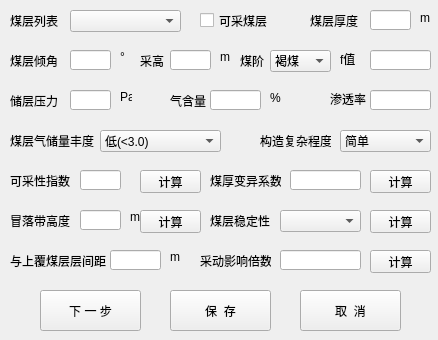
Qt form python/cbm/uifiles/coal_param_dlg.ui (wyrover/cbm) before a commit.
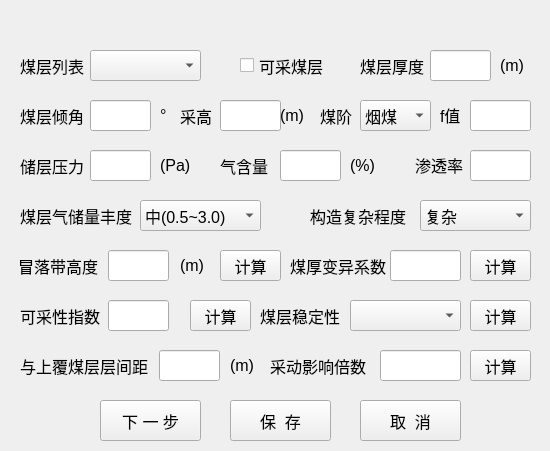
The same form after that commit. Icons and pictures are not drawn.

```diff
--- a/python/cbm/uifiles/coal_param_dlg.ui
+++ b/python/cbm/uifiles/coal_param_dlg.ui
@@ -6,10 +6,15 @@
    <rect>
     <x>0</x>
     <y>0</y>
-    <width>438</width>
-    <height>340</height>
+    <width>550</width>
+    <height>451</height>
    </rect>
   </property>
+  <property name="font">
+   <font>
+    <pointsize>12</pointsize>
+   </font>
+  </property>
   <property name="windowTitle">
    <string>请输入目标矿井的煤层信息</string>
   </property>
@@ -17,62 +22,321 @@
    <iconset resource="../usecad.qrc">
     <normaloff>:/images/cbm.ico</normaloff>:/images/cbm.ico</iconset>
   </property>
+  <widget class="QWidget" name="widget_main" native="true">
+   <property name="geometry">
+    <rect>
+     <x>0</x>
+     <y>30</y>
+     <width>551</width>
+     <height>421</height>
+    </rect>
+   </property>
+   <widget class="QPushButton" name="var_coeff_cacl">
+    <property name="geometry">
+     <rect>
+      <x>470</x>
+      <y>220</y>
+      <width>61</width>
+      <height>31</height>
+     </rect>
+    </property>
+    <property name="text">
+     <string>计算</string>
+    </property>
+   </widget>
+   <widget class="QComboBox" name="rank">
+    <property name="geometry">
+     <rect>
+      <x>360</x>
+      <y>70</y>
+      <width>71</width>
+      <height>31</height>
+     </rect>
+    </property>
+    <item>
+     <property name="text">
+      <string>烟煤</string>
+     </property>
+    </item>
+    <item>
+     <property name="text">
+      <string>褐煤</string>
+     </property>
+    </item>
+    <item>
+     <property name="text">
+      <string>无烟煤</string>
+     </property>
+    </item>
+   </widget>
+   <widget class="QLineEdit" name="dip_angle">
+    <property name="geometry">
+     <rect>
+      <x>90</x>
+      <y>70</y>
+      <width>61</width>
+      <height>31</height>
+     </rect>
+    </property>
+   </widget>
+   <widget class="QPushButton" name="influence_factor_cacl">
+    <property name="geometry">
+     <rect>
+      <x>470</x>
+      <y>320</y>
+      <width>61</width>
+      <height>31</height>
+     </rect>
+    </property>
+    <property name="text">
+     <string>计算</string>
+    </property>
+   </widget>
   <widget class="QLineEdit" name="layer_gap">
    <property name="geometry">
     <rect>
-     <x>110</x>
-     <y>250</y>
-     <width>51</width>
-     <height>20</height>
+      <x>159</x>
+      <y>320</y>
+      <width>61</width>
+      <height>31</height>
     </rect>
    </property>
   </widget>
-  <widget class="QLabel" name="label_7">
+   <widget class="QLabel" name="label">
    <property name="geometry">
     <rect>
-     <x>420</x>
-     <y>10</y>
-     <width>16</width>
-     <height>16</height>
+      <x>20</x>
+      <y>20</y>
+      <width>71</width>
+      <height>31</height>
     </rect>
    </property>
    <property name="text">
-    <string>&lt;html&gt;&lt;head/&gt;&lt;body&gt;&lt;p&gt;m&lt;/p&gt;&lt;/body&gt;&lt;/html&gt;</string>
+     <string>煤层列表</string>
+    </property>
+   </widget>
+   <widget class="QLabel" name="label_15">
+    <property name="geometry">
+     <rect>
+      <x>350</x>
+      <y>120</y>
+      <width>31</width>
+      <height>31</height>
+     </rect>
+    </property>
+    <property name="text">
+     <string>&lt;html&gt;&lt;head/&gt;&lt;body&gt;&lt;p&gt;(%)&lt;/p&gt;&lt;/body&gt;&lt;/html&gt;</string>
+    </property>
+   </widget>
+   <widget class="QLabel" name="label_39">
+    <property name="geometry">
+     <rect>
+      <x>180</x>
+      <y>220</y>
+      <width>31</width>
+      <height>31</height>
+     </rect>
+    </property>
+    <property name="text">
+     <string>&lt;html&gt;&lt;head/&gt;&lt;body&gt;&lt;p&gt;(m)&lt;/p&gt;&lt;/body&gt;&lt;/html&gt;</string>
+    </property>
+   </widget>
+   <widget class="QLabel" name="label_12">
+    <property name="geometry">
+     <rect>
+      <x>280</x>
+      <y>70</y>
+      <width>31</width>
+      <height>31</height>
+     </rect>
+    </property>
+    <property name="text">
+     <string>&lt;html&gt;&lt;head/&gt;&lt;body&gt;&lt;p&gt;(m)&lt;/p&gt;&lt;/body&gt;&lt;/html&gt;</string>
    </property>
   </widget>
   <widget class="QLabel" name="label_34">
    <property name="geometry">
     <rect>
-     <x>260</x>
-     <y>130</y>
-     <width>71</width>
-     <height>21</height>
+      <x>310</x>
+      <y>170</y>
+      <width>111</width>
+      <height>31</height>
     </rect>
    </property>
    <property name="text">
     <string>构造复杂程度</string>
    </property>
   </widget>
+   <widget class="QPushButton" name="cancel">
+    <property name="geometry">
+     <rect>
+      <x>360</x>
+      <y>370</y>
+      <width>101</width>
+      <height>41</height>
+     </rect>
+    </property>
+    <property name="text">
+     <string>取  消</string>
+    </property>
+   </widget>
+   <widget class="QPushButton" name="stability_cacl">
+    <property name="geometry">
+     <rect>
+      <x>470</x>
+      <y>270</y>
+      <width>61</width>
+      <height>31</height>
+     </rect>
+    </property>
+    <property name="text">
+     <string>计算</string>
+    </property>
+   </widget>
+   <widget class="QLabel" name="label_7">
+    <property name="geometry">
+     <rect>
+      <x>500</x>
+      <y>20</y>
+      <width>31</width>
+      <height>31</height>
+     </rect>
+    </property>
+    <property name="text">
+     <string>&lt;html&gt;&lt;head/&gt;&lt;body&gt;&lt;p&gt;(m)&lt;/p&gt;&lt;/body&gt;&lt;/html&gt;</string>
+    </property>
+   </widget>
+   <widget class="QPushButton" name="save">
+    <property name="geometry">
+     <rect>
+      <x>230</x>
+      <y>370</y>
+      <width>101</width>
+      <height>41</height>
+     </rect>
+    </property>
+    <property name="text">
+     <string>保  存</string>
+    </property>
+   </widget>
+   <widget class="QLabel" name="label_18">
+    <property name="geometry">
+     <rect>
+      <x>160</x>
+      <y>120</y>
+      <width>41</width>
+      <height>31</height>
+     </rect>
+    </property>
+    <property name="text">
+     <string>&lt;html&gt;&lt;head/&gt;&lt;body&gt;&lt;p&gt;(Pa)&lt;/p&gt;&lt;/body&gt;&lt;/html&gt;</string>
+    </property>
+   </widget>
+   <widget class="QLabel" name="label_42">
+    <property name="geometry">
+     <rect>
+      <x>230</x>
+      <y>320</y>
+      <width>41</width>
+      <height>31</height>
+     </rect>
+    </property>
+    <property name="text">
+     <string>&lt;html&gt;&lt;head/&gt;&lt;body&gt;&lt;p&gt;(m)&lt;/p&gt;&lt;/body&gt;&lt;/html&gt;</string>
+    </property>
+   </widget>
   <widget class="QLabel" name="label_37">
    <property name="geometry">
     <rect>
-     <x>10</x>
-     <y>210</y>
-     <width>61</width>
-     <height>21</height>
+      <x>18</x>
+      <y>220</y>
+      <width>91</width>
+      <height>31</height>
     </rect>
    </property>
    <property name="text">
     <string>冒落带高度</string>
    </property>
   </widget>
+   <widget class="QPushButton" name="mine_index_cacl">
+    <property name="geometry">
+     <rect>
+      <x>190</x>
+      <y>270</y>
+      <width>61</width>
+      <height>31</height>
+     </rect>
+    </property>
+    <property name="text">
+     <string>计算</string>
+    </property>
+   </widget>
+   <widget class="QLabel" name="label_14">
+    <property name="geometry">
+     <rect>
+      <x>415</x>
+      <y>120</y>
+      <width>61</width>
+      <height>31</height>
+     </rect>
+    </property>
+    <property name="text">
+     <string>&lt;html&gt;&lt;head/&gt;&lt;body&gt;&lt;p&gt;渗透率&lt;/p&gt;&lt;/body&gt;&lt;/html&gt;</string>
+    </property>
+   </widget>
+   <widget class="QLineEdit" name="f_value">
+    <property name="geometry">
+     <rect>
+      <x>470</x>
+      <y>70</y>
+      <width>61</width>
+      <height>31</height>
+     </rect>
+    </property>
+   </widget>
+   <widget class="QComboBox" name="coal">
+    <property name="geometry">
+     <rect>
+      <x>90</x>
+      <y>20</y>
+      <width>111</width>
+      <height>31</height>
+     </rect>
+    </property>
+   </widget>
+   <widget class="QLabel" name="label_13">
+    <property name="geometry">
+     <rect>
+      <x>320</x>
+      <y>70</y>
+      <width>41</width>
+      <height>31</height>
+     </rect>
+    </property>
+    <property name="text">
+     <string>煤阶</string>
+    </property>
+   </widget>
+   <widget class="QLabel" name="label_40">
+    <property name="geometry">
+     <rect>
+      <x>20</x>
+      <y>320</y>
+      <width>141</width>
+      <height>31</height>
+     </rect>
+    </property>
+    <property name="text">
+     <string>与上覆煤层层间距</string>
+    </property>
+   </widget>
   <widget class="QComboBox" name="stability">
    <property name="geometry">
     <rect>
-     <x>280</x>
-     <y>210</y>
-     <width>81</width>
-     <height>22</height>
+      <x>350</x>
+      <y>270</y>
+      <width>111</width>
+      <height>31</height>
     </rect>
    </property>
    <item>
@@ -101,262 +365,209 @@
     </property>
    </item>
   </widget>
-  <widget class="QLabel" name="label_42">
+   <widget class="QLabel" name="label_35">
    <property name="geometry">
     <rect>
-     <x>170</x>
-     <y>250</y>
-     <width>12</width>
-     <height>14</height>
+      <x>20</x>
+      <y>270</y>
+      <width>91</width>
+      <height>31</height>
     </rect>
    </property>
    <property name="text">
-    <string>&lt;html&gt;&lt;head/&gt;&lt;body&gt;&lt;p&gt;m&lt;/p&gt;&lt;/body&gt;&lt;/html&gt;</string>
-   </property>
-  </widget>
-  <widget class="QPushButton" name="mine_index_cacl">
+     <string>可采性指数</string>
+    </property>
+   </widget>
+   <widget class="QLineEdit" name="gas_content">
    <property name="geometry">
     <rect>
-     <x>140</x>
-     <y>170</y>
+      <x>280</x>
+      <y>120</y>
      <width>61</width>
-     <height>23</height>
-    </rect>
-   </property>
-   <property name="text">
-    <string>计算</string>
-   </property>
-  </widget>
-  <widget class="QLabel" name="label_40">
+      <height>31</height>
+     </rect>
+    </property>
+   </widget>
+   <widget class="QLabel" name="label_11">
    <property name="geometry">
     <rect>
-     <x>10</x>
-     <y>250</y>
-     <width>101</width>
-     <height>21</height>
+      <x>180</x>
+      <y>70</y>
+      <width>41</width>
+      <height>31</height>
     </rect>
    </property>
    <property name="text">
-    <string>与上覆煤层层间距</string>
-   </property>
-  </widget>
-  <widget class="QLabel" name="label_9">
+     <string>采高</string>
+    </property>
+   </widget>
+   <widget class="QLabel" name="label_16">
    <property name="geometry">
     <rect>
-     <x>120</x>
-     <y>50</y>
-     <width>12</width>
-     <height>14</height>
+      <x>220</x>
+      <y>120</y>
+      <width>61</width>
+      <height>31</height>
     </rect>
    </property>
    <property name="text">
-    <string>&lt;html&gt;&lt;head/&gt;&lt;body&gt;&lt;p&gt;°&lt;/p&gt;&lt;/body&gt;&lt;/html&gt;</string>
-   </property>
-  </widget>
-  <widget class="QPushButton" name="stability_cacl">
+     <string>气含量</string>
+    </property>
+   </widget>
+   <widget class="QLineEdit" name="hw">
    <property name="geometry">
     <rect>
-     <x>370</x>
-     <y>210</y>
+      <x>220</x>
+      <y>70</y>
      <width>61</width>
-     <height>23</height>
-    </rect>
-   </property>
+      <height>31</height>
+     </rect>
+    </property>
+   </widget>
+   <widget class="QLabel" name="label_6">
+    <property name="geometry">
+     <rect>
+      <x>360</x>
+      <y>20</y>
+      <width>81</width>
+      <height>31</height>
+     </rect>
+    </property>
    <property name="text">
-    <string>计算</string>
+     <string>煤层厚度</string>
    </property>
   </widget>
   <widget class="QLineEdit" name="pressure">
    <property name="geometry">
     <rect>
-     <x>70</x>
-     <y>90</y>
-     <width>41</width>
-     <height>20</height>
+      <x>90</x>
+      <y>120</y>
+      <width>61</width>
+      <height>31</height>
     </rect>
    </property>
   </widget>
-  <widget class="QLabel" name="label_17">
-   <property name="geometry">
-    <rect>
-     <x>10</x>
-     <y>90</y>
-     <width>51</width>
-     <height>21</height>
-    </rect>
-   </property>
-   <property name="text">
-    <string>储层压力</string>
-   </property>
-  </widget>
   <widget class="QLabel" name="label_38">
    <property name="geometry">
     <rect>
-     <x>210</x>
-     <y>210</y>
-     <width>61</width>
-     <height>21</height>
+      <x>260</x>
+      <y>270</y>
+      <width>91</width>
+      <height>31</height>
     </rect>
    </property>
    <property name="text">
     <string>煤层稳定性</string>
    </property>
   </widget>
-  <widget class="QPushButton" name="czh_cacl">
+   <widget class="QLabel" name="label_33">
+    <property name="geometry">
+     <rect>
+      <x>20</x>
+      <y>170</y>
+      <width>121</width>
+      <height>31</height>
+     </rect>
+    </property>
+    <property name="text">
+     <string>煤层气储量丰度</string>
+    </property>
+   </widget>
+   <widget class="QComboBox" name="res_abundance">
    <property name="geometry">
     <rect>
      <x>140</x>
-     <y>210</y>
-     <width>61</width>
-     <height>23</height>
-    </rect>
-   </property>
-   <property name="text">
-    <string>计算</string>
-   </property>
-  </widget>
-  <widget class="QLabel" name="label_15">
-   <property name="geometry">
-    <rect>
-     <x>270</x>
-     <y>90</y>
-     <width>16</width>
-     <height>16</height>
-    </rect>
-   </property>
-   <property name="text">
-    <string>&lt;html&gt;&lt;head/&gt;&lt;body&gt;&lt;p&gt;%&lt;/p&gt;&lt;/body&gt;&lt;/html&gt;</string>
-   </property>
-  </widget>
-  <widget class="QLabel" name="label_6">
-   <property name="geometry">
-    <rect>
-     <x>310</x>
-     <y>10</y>
-     <width>51</width>
-     <height>21</height>
-    </rect>
-   </property>
-   <property name="text">
-    <string>煤层厚度</string>
-   </property>
-  </widget>
-  <widget class="QLineEdit" name="var_coeff">
-   <property name="geometry">
-    <rect>
-     <x>290</x>
      <y>170</y>
-     <width>71</width>
-     <height>20</height>
-    </rect>
+      <width>121</width>
+      <height>31</height>
+     </rect>
+    </property>
+    <item>
+     <property name="text">
+      <string>中(0.5~3.0)</string>
+     </property>
+    </item>
+    <item>
+     <property name="text">
+      <string>高(&gt;3.0)</string>
+     </property>
+    </item>
+    <item>
+     <property name="text">
+      <string>低(&lt;3.0)</string>
+     </property>
+    </item>
+   </widget>
+   <widget class="QPushButton" name="next">
+    <property name="geometry">
+     <rect>
+      <x>100</x>
+      <y>370</y>
+      <width>101</width>
+      <height>41</height>
+     </rect>
+    </property>
+    <property name="text">
+     <string>下 一 步</string>
    </property>
   </widget>
   <widget class="QCheckBox" name="minable">
    <property name="geometry">
     <rect>
-     <x>200</x>
-     <y>10</y>
-     <width>71</width>
-     <height>21</height>
+      <x>240</x>
+      <y>20</y>
+      <width>101</width>
+      <height>31</height>
     </rect>
    </property>
    <property name="text">
     <string>可采煤层</string>
    </property>
   </widget>
-  <widget class="QLineEdit" name="hw">
+   <widget class="QLabel" name="label_9">
    <property name="geometry">
     <rect>
-     <x>170</x>
-     <y>50</y>
-     <width>41</width>
-     <height>20</height>
-    </rect>
-   </property>
-  </widget>
-  <widget class="QPushButton" name="influence_factor_cacl">
-   <property name="geometry">
-    <rect>
-     <x>370</x>
-     <y>250</y>
-     <width>61</width>
-     <height>23</height>
-    </rect>
-   </property>
-   <property name="text">
-    <string>计算</string>
-   </property>
-  </widget>
-  <widget class="QLineEdit" name="caving_zone_height">
-   <property name="geometry">
-    <rect>
-     <x>80</x>
-     <y>210</y>
-     <width>41</width>
-     <height>20</height>
-    </rect>
-   </property>
-  </widget>
-  <widget class="QLabel" name="label_16">
-   <property name="geometry">
-    <rect>
-     <x>170</x>
-     <y>90</y>
-     <width>41</width>
-     <height>21</height>
-    </rect>
-   </property>
-   <property name="text">
-    <string>气含量</string>
-   </property>
-  </widget>
-  <widget class="QLineEdit" name="dip_angle">
-   <property name="geometry">
-    <rect>
-     <x>70</x>
-     <y>50</y>
-     <width>41</width>
-     <height>20</height>
-    </rect>
-   </property>
-  </widget>
-  <widget class="QLabel" name="label_39">
-   <property name="geometry">
-    <rect>
-     <x>130</x>
-     <y>210</y>
-     <width>12</width>
-     <height>14</height>
-    </rect>
-   </property>
-   <property name="text">
-    <string>&lt;html&gt;&lt;head/&gt;&lt;body&gt;&lt;p&gt;m&lt;/p&gt;&lt;/body&gt;&lt;/html&gt;</string>
-   </property>
-  </widget>
-  <widget class="QLabel" name="label_18">
-   <property name="geometry">
-    <rect>
-     <x>120</x>
-     <y>90</y>
-     <width>12</width>
-     <height>14</height>
-    </rect>
-   </property>
-   <property name="text">
-    <string>&lt;html&gt;&lt;head/&gt;&lt;body&gt;&lt;p&gt;Pa&lt;/p&gt;&lt;/body&gt;&lt;/html&gt;</string>
-   </property>
-  </widget>
-  <widget class="QLabel" name="label_8">
-   <property name="geometry">
-    <rect>
-     <x>340</x>
-     <y>50</y>
+      <x>160</x>
+      <y>70</y>
      <width>21</width>
-     <height>16</height>
+      <height>31</height>
     </rect>
    </property>
    <property name="text">
-    <string>&lt;html&gt;&lt;head/&gt;&lt;body&gt;&lt;p&gt;f值&lt;/p&gt;&lt;/body&gt;&lt;/html&gt;</string>
+     <string>&lt;html&gt;&lt;head/&gt;&lt;body&gt;&lt;p&gt;°&lt;/p&gt;&lt;/body&gt;&lt;/html&gt;</string>
+    </property>
+   </widget>
+   <widget class="QPushButton" name="czh_cacl">
+    <property name="geometry">
+     <rect>
+      <x>220</x>
+      <y>220</y>
+      <width>61</width>
+      <height>31</height>
+     </rect>
+    </property>
+    <property name="text">
+     <string>计算</string>
+    </property>
+   </widget>
+   <widget class="QLineEdit" name="var_coeff">
+    <property name="geometry">
+     <rect>
+      <x>390</x>
+      <y>220</y>
+      <width>71</width>
+      <height>31</height>
+     </rect>
+    </property>
+   </widget>
+   <widget class="QLineEdit" name="gas_penetration">
+    <property name="geometry">
+     <rect>
+      <x>470</x>
+      <y>120</y>
+      <width>61</width>
+      <height>31</height>
+     </rect>
    </property>
   </widget>
   <widget class="QLineEdit" name="influence_factor">
@@ -365,68 +576,22 @@
    </property>
    <property name="geometry">
     <rect>
-     <x>280</x>
-     <y>250</y>
+      <x>380</x>
+      <y>320</y>
      <width>81</width>
-     <height>20</height>
+      <height>31</height>
     </rect>
    </property>
   </widget>
-  <widget class="QLineEdit" name="gas_content">
-   <property name="geometry">
-    <rect>
-     <x>210</x>
-     <y>90</y>
-     <width>51</width>
-     <height>20</height>
-    </rect>
-   </property>
-  </widget>
-  <widget class="QLabel" name="label_36">
-   <property name="geometry">
-    <rect>
-     <x>210</x>
-     <y>170</y>
-     <width>71</width>
-     <height>21</height>
-    </rect>
-   </property>
-   <property name="text">
-    <string>煤厚变异系数</string>
-   </property>
-  </widget>
-  <widget class="QLabel" name="label_11">
-   <property name="geometry">
-    <rect>
-     <x>140</x>
-     <y>50</y>
-     <width>31</width>
-     <height>21</height>
-    </rect>
-   </property>
-   <property name="text">
-    <string>采高</string>
-   </property>
-  </widget>
   <widget class="QComboBox" name="complexity">
    <property name="geometry">
     <rect>
-     <x>340</x>
-     <y>130</y>
-     <width>91</width>
-     <height>22</height>
-    </rect>
-   </property>
-   <item>
-    <property name="text">
-     <string>简单</string>
-    </property>
-   </item>
-   <item>
-    <property name="text">
-     <string>中等</string>
-    </property>
-   </item>
+      <x>420</x>
+      <y>170</y>
+      <width>111</width>
+      <height>31</height>
+     </rect>
+    </property>
    <item>
     <property name="text">
      <string>复杂</string>
@@ -437,262 +602,224 @@
      <string>极复杂</string>
     </property>
    </item>
-  </widget>
-  <widget class="QLabel" name="label_35">
+    <item>
+     <property name="text">
+      <string>中等</string>
+     </property>
+    </item>
+    <item>
+     <property name="text">
+      <string>简单</string>
+     </property>
+    </item>
+   </widget>
+   <widget class="QLabel" name="label_17">
    <property name="geometry">
     <rect>
-     <x>10</x>
-     <y>170</y>
-     <width>61</width>
-     <height>21</height>
+      <x>20</x>
+      <y>120</y>
+      <width>71</width>
+      <height>31</height>
     </rect>
    </property>
    <property name="text">
-    <string>可采性指数</string>
-   </property>
-  </widget>
-  <widget class="QLineEdit" name="f_value">
+     <string>储层压力</string>
+    </property>
+   </widget>
+   <widget class="QLineEdit" name="thick">
    <property name="geometry">
     <rect>
-     <x>370</x>
-     <y>50</y>
+      <x>430</x>
+      <y>20</y>
      <width>61</width>
-     <height>20</height>
+      <height>31</height>
     </rect>
    </property>
   </widget>
-  <widget class="QComboBox" name="rank">
+   <widget class="QLabel" name="label_41">
    <property name="geometry">
     <rect>
      <x>270</x>
-     <y>50</y>
+      <y>320</y>
+      <width>111</width>
+      <height>31</height>
+     </rect>
+    </property>
+    <property name="text">
+     <string>采动影响倍数</string>
+    </property>
+   </widget>
+   <widget class="QLineEdit" name="caving_zone_height">
+    <property name="geometry">
+     <rect>
+      <x>108</x>
+      <y>220</y>
      <width>61</width>
-     <height>22</height>
-    </rect>
-   </property>
-   <item>
-    <property name="text">
-     <string>褐煤</string>
-    </property>
-   </item>
-   <item>
-    <property name="text">
-     <string>烟煤</string>
-    </property>
-   </item>
-   <item>
-    <property name="text">
-     <string>无烟煤</string>
-    </property>
-   </item>
+      <height>31</height>
+     </rect>
+    </property>
   </widget>
   <widget class="QLineEdit" name="mine_index">
    <property name="geometry">
     <rect>
-     <x>80</x>
-     <y>170</y>
-     <width>41</width>
-     <height>20</height>
-    </rect>
-   </property>
-  </widget>
-  <widget class="QComboBox" name="res_abundance">
-   <property name="geometry">
-    <rect>
-     <x>100</x>
-     <y>130</y>
-     <width>121</width>
-     <height>22</height>
-    </rect>
-   </property>
-   <item>
-    <property name="text">
-     <string>低(&lt;3.0)</string>
-    </property>
-   </item>
-   <item>
-    <property name="text">
-     <string>中(0.5~3.0)</string>
-    </property>
-   </item>
-   <item>
-    <property name="text">
-     <string>高(&gt;3.0)</string>
-    </property>
-   </item>
-  </widget>
-  <widget class="QLabel" name="label_14">
-   <property name="geometry">
-    <rect>
-     <x>330</x>
-     <y>90</y>
-     <width>41</width>
-     <height>16</height>
-    </rect>
-   </property>
-   <property name="text">
-    <string>&lt;html&gt;&lt;head/&gt;&lt;body&gt;&lt;p&gt;渗透率&lt;/p&gt;&lt;/body&gt;&lt;/html&gt;</string>
-   </property>
-  </widget>
-  <widget class="QLabel" name="label_12">
-   <property name="geometry">
-    <rect>
-     <x>220</x>
-     <y>50</y>
-     <width>12</width>
-     <height>14</height>
-    </rect>
-   </property>
-   <property name="text">
-    <string>&lt;html&gt;&lt;head/&gt;&lt;body&gt;&lt;p&gt;m&lt;/p&gt;&lt;/body&gt;&lt;/html&gt;</string>
-   </property>
-  </widget>
-  <widget class="QLineEdit" name="gas_penetration">
-   <property name="geometry">
-    <rect>
-     <x>370</x>
-     <y>90</y>
+      <x>108</x>
+      <y>270</y>
      <width>61</width>
-     <height>20</height>
+      <height>31</height>
     </rect>
    </property>
   </widget>
+   <widget class="QLabel" name="label_8">
+    <property name="geometry">
+     <rect>
+      <x>440</x>
+      <y>70</y>
+      <width>31</width>
+      <height>31</height>
+     </rect>
+    </property>
+    <property name="text">
+     <string>&lt;html&gt;&lt;head/&gt;&lt;body&gt;&lt;p&gt;f值&lt;/p&gt;&lt;/body&gt;&lt;/html&gt;</string>
+    </property>
+   </widget>
+   <widget class="QLabel" name="label_36">
+    <property name="geometry">
+     <rect>
+      <x>290</x>
+      <y>220</y>
+      <width>111</width>
+      <height>31</height>
+     </rect>
+    </property>
+    <property name="text">
+     <string>煤厚变异系数</string>
+    </property>
+   </widget>
   <widget class="QLabel" name="label_10">
    <property name="geometry">
     <rect>
-     <x>10</x>
-     <y>50</y>
-     <width>51</width>
-     <height>21</height>
+      <x>20</x>
+      <y>70</y>
+      <width>71</width>
+      <height>31</height>
     </rect>
    </property>
    <property name="text">
     <string>煤层倾角</string>
    </property>
   </widget>
-  <widget class="QLabel" name="label_33">
-   <property name="geometry">
-    <rect>
-     <x>10</x>
-     <y>130</y>
-     <width>91</width>
-     <height>21</height>
-    </rect>
-   </property>
-   <property name="text">
-    <string>煤层气储量丰度</string>
-   </property>
   </widget>
-  <widget class="QLabel" name="label_41">
+  <widget class="QWidget" name="widget_title" native="true">
    <property name="geometry">
     <rect>
-     <x>200</x>
-     <y>250</y>
-     <width>71</width>
-     <height>21</height>
+     <x>0</x>
+     <y>0</y>
+     <width>551</width>
+     <height>31</height>
     </rect>
    </property>
-   <property name="text">
-    <string>采动影响倍数</string>
-   </property>
-  </widget>
-  <widget class="QPushButton" name="var_coeff_cacl">
+   <widget class="QLabel" name="lab_Ico">
    <property name="geometry">
     <rect>
-     <x>370</x>
-     <y>170</y>
-     <width>61</width>
-     <height>23</height>
-    </rect>
-   </property>
-   <property name="text">
-    <string>计算</string>
-   </property>
-  </widget>
-  <widget class="QLabel" name="label_13">
-   <property name="geometry">
-    <rect>
-     <x>240</x>
-     <y>50</y>
+      <x>0</x>
+      <y>0</y>
      <width>31</width>
-     <height>21</height>
-    </rect>
-   </property>
-   <property name="text">
-    <string>煤阶</string>
-   </property>
-  </widget>
-  <widget class="QLineEdit" name="thick">
-   <property name="geometry">
-    <rect>
-     <x>370</x>
-     <y>10</y>
-     <width>41</width>
-     <height>20</height>
-    </rect>
-   </property>
-  </widget>
-  <widget class="QComboBox" name="coal">
-   <property name="geometry">
-    <rect>
-     <x>70</x>
-     <y>10</y>
-     <width>111</width>
-     <height>22</height>
-    </rect>
-   </property>
-  </widget>
-  <widget class="QLabel" name="label">
-   <property name="geometry">
-    <rect>
-     <x>10</x>
-     <y>10</y>
-     <width>51</width>
-     <height>21</height>
-    </rect>
-   </property>
+      <height>31</height>
+     </rect>
+    </property>
+    <property name="sizePolicy">
+     <sizepolicy hsizetype="Minimum" vsizetype="Preferred">
+      <horstretch>0</horstretch>
+      <verstretch>0</verstretch>
+     </sizepolicy>
+    </property>
+    <property name="minimumSize">
+     <size>
+      <width>30</width>
+      <height>0</height>
+     </size>
+    </property>
    <property name="text">
-    <string>煤层列表</string>
-   </property>
-  </widget>
-  <widget class="QPushButton" name="save">
-   <property name="geometry">
-    <rect>
-     <x>170</x>
-     <y>290</y>
-     <width>101</width>
-     <height>41</height>
-    </rect>
-   </property>
-   <property name="text">
-    <string>保  存</string>
-   </property>
-  </widget>
-  <widget class="QPushButton" name="next">
+     <string>&lt;!DOCTYPE HTML PUBLIC &quot;-//W3C//DTD HTML 4.0//EN&quot; &quot;http://www.w3.org/TR/REC-html40/strict.dtd&quot;&gt;
+&lt;html&gt;&lt;head&gt;&lt;meta name=&quot;qrichtext&quot; content=&quot;1&quot; /&gt;&lt;style type=&quot;text/css&quot;&gt;
+p, li { white-space: pre-wrap; }
+&lt;/style&gt;&lt;/head&gt;&lt;body style=&quot; font-family:'SimSun'; font-size:9pt; font-weight:400; font-style:normal;&quot;&gt;
+&lt;p style=&quot;-qt-paragraph-type:empty; margin-top:0px; margin-bottom:0px; margin-left:0px; margin-right:0px; -qt-block-indent:0; text-indent:0px;&quot;&gt;&lt;br /&gt;&lt;/p&gt;&lt;/body&gt;&lt;/html&gt;</string>
+    </property>
+    <property name="alignment">
+     <set>Qt::AlignCenter</set>
+    </property>
+   </widget>
+   <widget class="QLabel" name="lab_Title">
    <property name="geometry">
     <rect>
      <x>40</x>
-     <y>290</y>
-     <width>101</width>
-     <height>41</height>
-    </rect>
-   </property>
+      <y>0</y>
+      <width>461</width>
+      <height>31</height>
+     </rect>
+    </property>
+    <property name="sizePolicy">
+     <sizepolicy hsizetype="Expanding" vsizetype="Preferred">
+      <horstretch>0</horstretch>
+      <verstretch>0</verstretch>
+     </sizepolicy>
+    </property>
+    <property name="styleSheet">
+     <string notr="true">font: 10pt &quot;微软雅黑&quot;;</string>
+    </property>
    <property name="text">
-    <string>下 一 步</string>
-   </property>
-  </widget>
-  <widget class="QPushButton" name="cancel">
+     <string/>
+    </property>
+    <property name="alignment">
+     <set>Qt::AlignLeading|Qt::AlignLeft|Qt::AlignVCenter</set>
+    </property>
+   </widget>
+   <widget class="QPushButton" name="btnMenu_Close">
    <property name="geometry">
     <rect>
-     <x>300</x>
-     <y>290</y>
-     <width>101</width>
-     <height>41</height>
-    </rect>
-   </property>
+      <x>510</x>
+      <y>0</y>
+      <width>41</width>
+      <height>31</height>
+     </rect>
+    </property>
+    <property name="sizePolicy">
+     <sizepolicy hsizetype="Minimum" vsizetype="Expanding">
+      <horstretch>0</horstretch>
+      <verstretch>0</verstretch>
+     </sizepolicy>
+    </property>
+    <property name="minimumSize">
+     <size>
+      <width>40</width>
+      <height>0</height>
+     </size>
+    </property>
+    <property name="font">
+     <font>
+      <pointsize>12</pointsize>
+     </font>
+    </property>
+    <property name="cursor">
+     <cursorShape>ArrowCursor</cursorShape>
+    </property>
+    <property name="focusPolicy">
+     <enum>Qt::NoFocus</enum>
+    </property>
    <property name="text">
-    <string>取  消</string>
-   </property>
+     <string/>
+    </property>
+    <property name="iconSize">
+     <size>
+      <width>32</width>
+      <height>32</height>
+     </size>
+    </property>
+    <property name="flat">
+     <bool>true</bool>
+    </property>
+   </widget>
   </widget>
  </widget>
  <resources>
```
Lines whose indentation alone changed are shown as unchanged.
